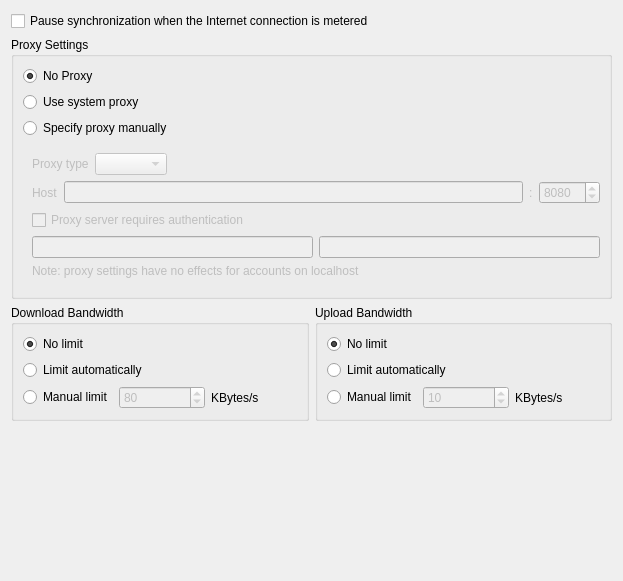
Qt form src/gui/networksettings.ui (BWTECH-github/client) before a commit.
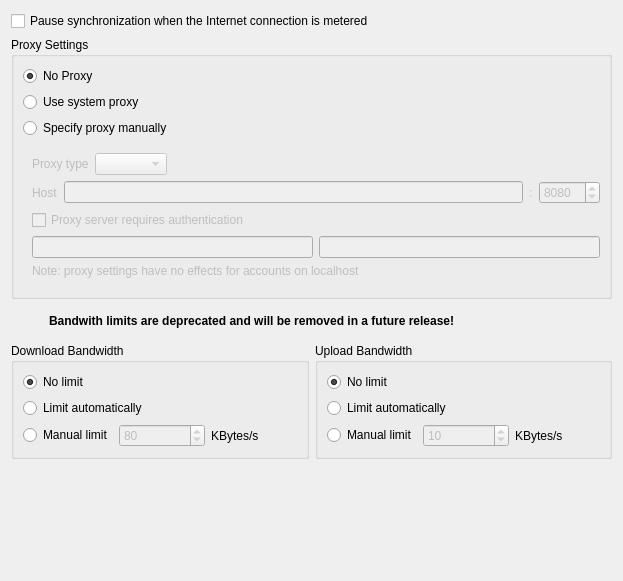
The same form after that commit. Icons and pictures are not drawn.

Commit message:
fix: Deprecate bandwidth limits (#12125)
* Deprecate bandwidth limits

Implement deprecation of bandwidth limits:
- when none are set, hide the UI
- when a limit is set, show the UI, including a warning icon and a text
  label warning about the deprecation

* removing bandwidth options from setting

---------

Patch:
```diff
--- a/src/gui/networksettings.ui
+++ b/src/gui/networksettings.ui
@@ -226,6 +226,53 @@
      </layout>
     </widget>
    </item>
+   <item>
+    <layout class="QHBoxLayout" name="horizontalLayout_7">
+     <item>
+      <widget class="QLabel" name="warningIcon">
+       <property name="sizePolicy">
+        <sizepolicy hsizetype="Fixed" vsizetype="Fixed">
+         <horstretch>0</horstretch>
+         <verstretch>0</verstretch>
+        </sizepolicy>
+       </property>
+       <property name="minimumSize">
+        <size>
+         <width>32</width>
+         <height>32</height>
+        </size>
+       </property>
+       <property name="maximumSize">
+        <size>
+         <width>32</width>
+         <height>32</height>
+        </size>
+       </property>
+       <property name="text">
+        <string notr="true"/>
+       </property>
+       <property name="pixmap">
+        <pixmap resource="../resources/client.qrc">:/client/resources/core/states/warning.svg</pixmap>
+       </property>
+       <property name="scaledContents">
+        <bool>true</bool>
+       </property>
+      </widget>
+     </item>
+     <item>
+      <widget class="QLabel" name="warningLabel">
+       <property name="font">
+        <font>
+         <bold>true</bold>
+        </font>
+       </property>
+       <property name="text">
+        <string>Bandwith limits are deprecated and will be removed in a future release!</string>
+       </property>
+      </widget>
+     </item>
+    </layout>
+   </item>
    <item>
     <layout class="QHBoxLayout" name="horizontalLayout_5">
      <item>
```
Left out of the diff: 4 changed lines with no effect on the pictures. The commit also changes 2 other files.
